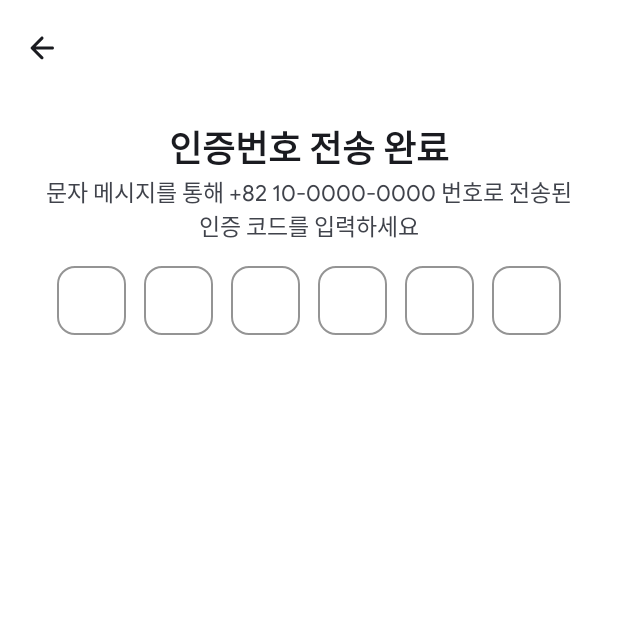
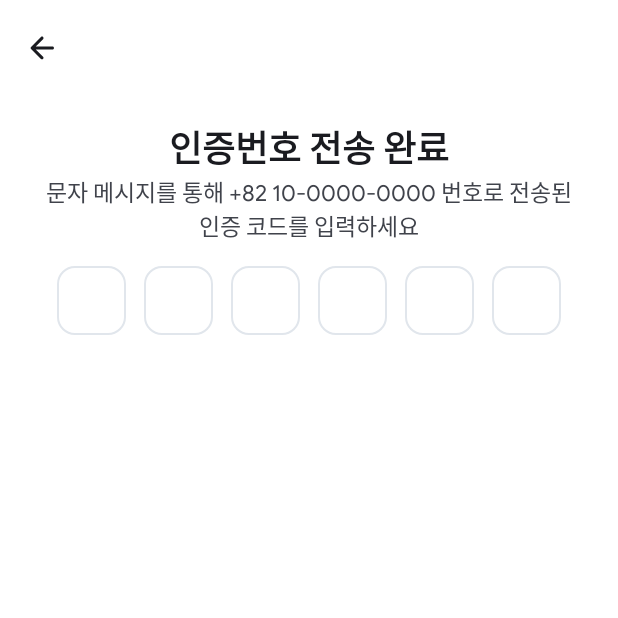
Before and after one commit to youuungh/Shopang, an Android app: the PhoneAuthFragment screen opened through its navigation route, on a phone screen of 412 x 824 dp, the top half of it. Run offline under Robolectric (Android 15) with nearby library versions, the phone set to English and light mode, and no system bars; our stand-ins replace Dagger/Hilt's generated code, data binding, navigation-ui.

Commit message:
update commit

```diff
--- a/app/src/main/java/com/ninezero/shopang/view/auth/AuthFragment.kt
+++ b/app/src/main/java/com/ninezero/shopang/view/auth/AuthFragment.kt
@@ -11,8 +11,8 @@ class AuthFragment : BaseFragment<FragmentAuthBinding>(
     R.layout.fragment_auth
 ) {
 
-    override fun initView() {
-        binding.fragment = this@AuthFragment
+    override fun initView() = with(binding) {
+        fragment = this@AuthFragment
     }
 
     fun navigateToPhoneAuthFragment() {
--- a/app/src/main/java/com/ninezero/shopang/view/auth/phone/PhoneAuthFragment.kt
+++ b/app/src/main/java/com/ninezero/shopang/view/auth/phone/PhoneAuthFragment.kt
@@ -15,8 +15,8 @@ class PhoneAuthFragment : BaseFragment<FragmentPhoneAuthBinding>(
     R.layout.fragment_phone_auth
 ) {
 
-    override fun initView() {
-
+    override fun initView() = with(binding) {
+        fragment = this@PhoneAuthFragment
     }
 
 }
--- a/app/src/main/res/color/selector_text_input_outlined.xml
+++ b/app/src/main/res/color/selector_text_input_outlined.xml
@@ -1,7 +1,7 @@
 <?xml version="1.0" encoding="utf-8"?>
 <selector xmlns:android="http://schemas.android.com/apk/res/android">
-    <item android:color="@color/transparent"/>
-    <item android:color="@color/custom_text_1" android:state_focused="true"/>
-    <item android:color="@color/custom_text_1" android:state_hovered="true"/>
-    <item android:color="@color/custom_text_1" android:state_enabled="false"/>
+    <item android:color="@color/box_outline_focused" android:state_focused="true"/>
+    <item android:color="@color/box_outline_focused" android:state_hovered="true"/>
+    <item android:color="@color/box_outline_focused" android:state_enabled="false"/>
+    <item android:color="@color/box_outline_unfocused" /> <!-- unfocused -->
 </selector>
--- a/app/src/main/res/layout/fragment_phone_auth.xml
+++ b/app/src/main/res/layout/fragment_phone_auth.xml
@@ -4,7 +4,9 @@
     xmlns:tools="http://schemas.android.com/tools">
 
     <data>
-
+        <variable
+            name="fragment"
+            type="com.ninezero.shopang.view.auth.phone.PhoneAuthFragment" />
     </data>
 
     <androidx.coordinatorlayout.widget.CoordinatorLayout
@@ -62,6 +64,7 @@
                     android:text="문자 메시지를 통해 +82 10-0000-0000 번호로 전송된\n인증 코드를 입력하세요"/>
 
                 <LinearLayout
+                    android:id="@+id/codeLayout"
                     android:layout_width="0dp"
                     android:layout_height="wrap_content"
                     android:layout_marginTop="16dp"
@@ -139,6 +142,36 @@
 
                 </LinearLayout>
 
+                <TextView
+                    android:id="@+id/timer"
+                    android:layout_width="0dp"
+                    android:layout_height="wrap_content"
+                    android:layout_marginVertical="24dp"
+                    android:textSize="18sp"
+                    android:textStyle="bold"
+                    android:textAlignment="center"
+                    app:layout_constraintTop_toBottomOf="@id/codeLayout"
+                    app:layout_constraintStart_toStartOf="@id/start"
+                    app:layout_constraintEnd_toEndOf="@id/end"
+                    tools:visibility="visible"
+                    tools:text="00:00" />
+
+                <TextView
+                    android:id="@+id/resend"
+                    android:layout_width="wrap_content"
+                    android:layout_height="wrap_content"
+                    android:layout_marginVertical="24dp"
+                    android:textSize="16sp"
+                    android:textStyle="bold"
+                    android:textColor="?attr/colorPrimary"
+                    android:textAlignment="center"
+                    android:visibility="gone"
+                    app:layout_constraintTop_toBottomOf="@id/codeLayout"
+                    app:layout_constraintStart_toStartOf="@id/start"
+                    app:layout_constraintEnd_toEndOf="@id/end"
+                    tools:visibility="invisible"
+                    tools:text="재전송" />
+
                 <androidx.constraintlayout.widget.Guideline
                     android:id="@+id/start"
                     android:layout_width="wrap_content"
--- a/app/src/main/res/values/colors.xml
+++ b/app/src/main/res/values/colors.xml
@@ -6,8 +6,15 @@
     <color name="google">#2684f9</color>
     <color name="transparent">@android:color/transparent</color>
 
-    <color name="custom_text_1">#353E43</color>
-    <color name="custom_text_2">#bababa</color>
+    <color name="box_outline_focused">#353E43</color>
+    <color name="box_outline_unfocused">#e1e6ec</color>
+    <color name="box_text_hint">#bababa</color>
+
+    <color name="custom_background">#f7f8fc</color>
+    <color name="custom_card_view">#e1e6ec</color>
+    <color name="custom_label">#f2f7fd</color>
+
+    <color name="custom_text">#353E43</color>
     <color name="custom_hint">#fafafa</color>
     <color name="custom_error">#f0999c</color>
     <color name="custom_stroke">#efefef</color>
--- a/app/src/main/res/values/strings.xml
+++ b/app/src/main/res/values/strings.xml
@@ -12,7 +12,7 @@
     <string name="description_1">간편한 구매 프로세스와\n다양한 결제 옵션</string>
     <string name="description_2">주문한 제품의 배송 상황을\n실시간으로 확인</string>
     <string name="description_3">엄격한 품질 관리와\n신속한 배송 서비스</string>
-
     <string name="action_back">이전</string>
     <string name="action_close">닫기</string>
+    <string name="countdown">00:%1$02d</string>
 </resources>
--- a/app/src/main/res/values/styles.xml
+++ b/app/src/main/res/values/styles.xml
@@ -97,6 +97,10 @@
     <style name="Widget.Shopang.TextInputLayout.FilledBox" parent="Widget.Material3.TextInputLayout.FilledBox">
         <item name="android:layout_width">match_parent</item>
         <item name="android:layout_height">wrap_content</item>
+        <item name="boxStrokeWidth">0dp</item>
+        <item name="boxStrokeWidthFocused">0dp</item>
+        <item name="boxStrokeColor">@color/transparent</item>
+        <item name="boxBackgroundColor">@color/custom_background</item>
         <item name="boxCornerRadiusTopStart">3dp</item>
         <item name="boxCornerRadiusTopEnd">3dp</item>
         <item name="boxCornerRadiusBottomStart">3dp</item>
@@ -114,6 +118,7 @@
         <item name="android:textStyle">bold</item>
         <item name="android:inputType">number</item>
         <item name="android:maxLength">1</item>
+        <item name="android:cursorVisible">false</item>
         <item name="maxLines">1</item>
     </style>
 
```
Also changed, not shown: app/src/main/res/layout/fragment_auth.xml (+3 -7 lines).
